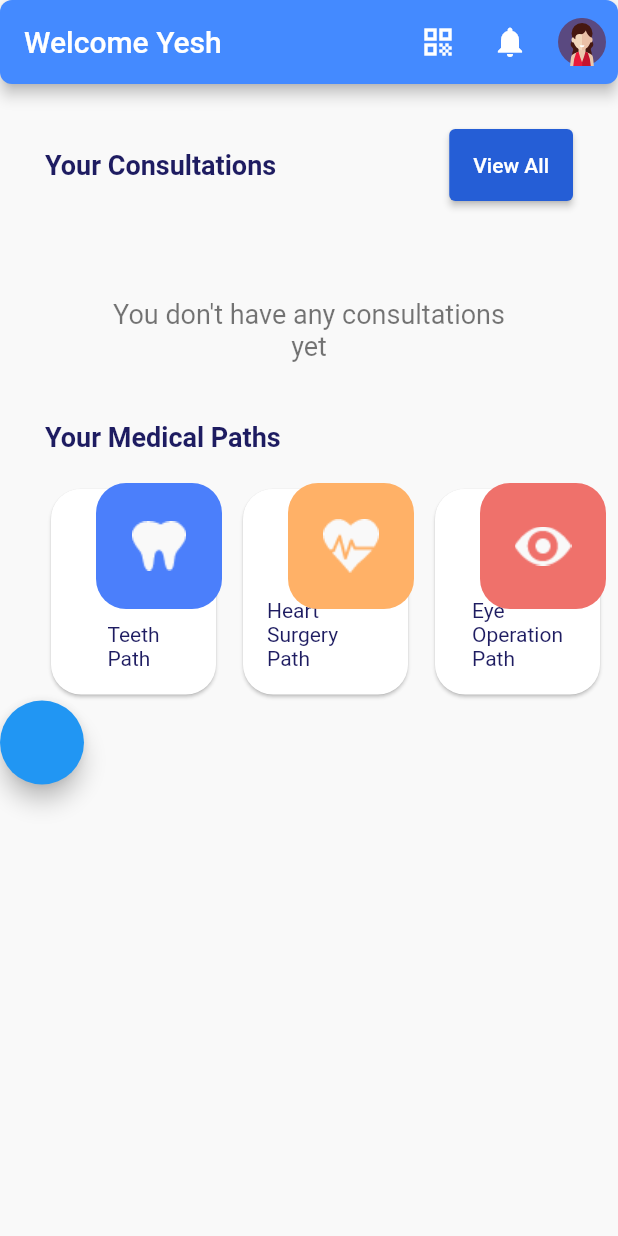
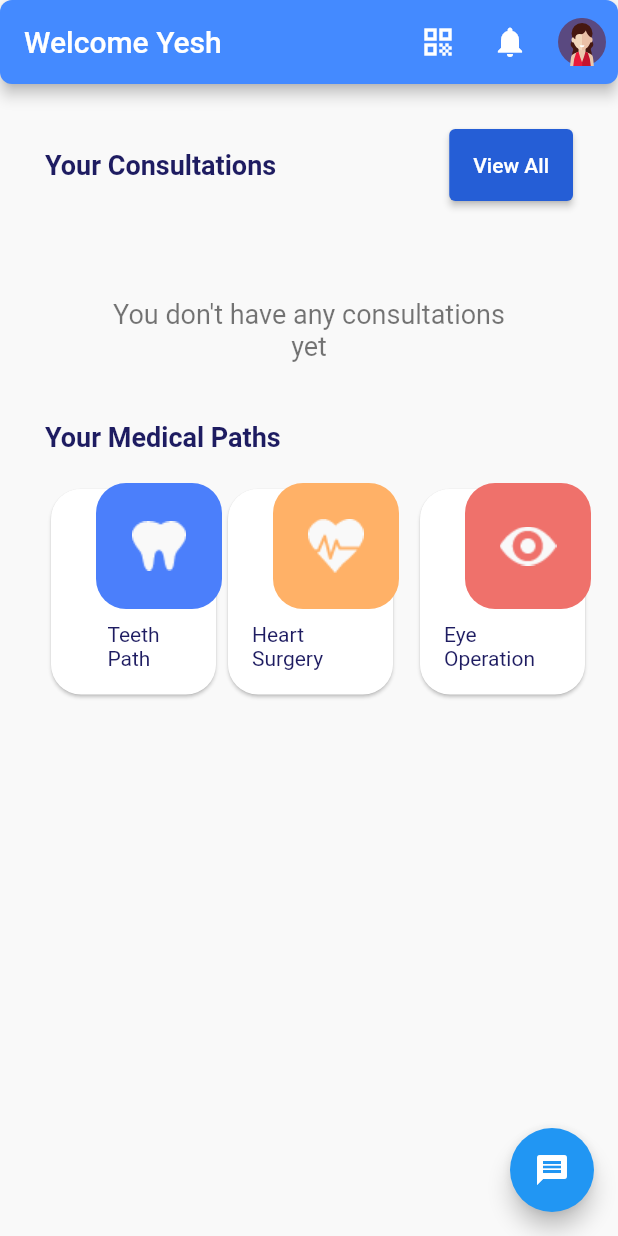
Before and after one commit to projects-bucket/chat, a Flutter app: the screen it shows once a user with an empty profile is signed in, on a phone screen of 412 x 824 dp. Run offline on Flutter 3.47's test engine with Material 2 defaults, Android fonts, the phone set to English and light mode, and no system bars; our stand-ins replace cloud_firestore, firebase_auth, firebase_core, firebase_storage, flutter_svg, fluttertoast and 3 more; missing offline and left inert: kommunicate_flutter; accounts and stored records are empty.

Commit message:
home screen changes done, profile, chatbot, images and text check done

```diff
--- a/lib/screens/homescreen.dart
+++ b/lib/screens/homescreen.dart
@@ -124,7 +124,13 @@ class HomeScreen extends StatelessWidget {
                 height: 20,
               ),
               buildCategoryList(),
-              FloatingActionButton(onPressed: () async {
+            ],
+          ),
+        ),
+      ),
+      floatingActionButton: FloatingActionButton(
+        child: Icon(Icons.message),
+        onPressed: () async {
           dynamic conversationObject = {
             'appId':
                 '2d44183f844fcbe7768e125204e5769a3', // The [APP_ID](https://dashboard.kommunicate.io/settings/install) obtained from kommunicate dashboard.
@@ -137,10 +143,7 @@ class HomeScreen extends StatelessWidget {
           }).catchError((error) {
             print("Conversation builder error : " + error.toString());
           });
-              }),
-            ],
-          ),
-        ),
+        },
       ),
     );
   }
@@ -159,10 +162,10 @@ class HomeScreen extends StatelessWidget {
             kBlueColor,
           ),
           SizedBox(
-            width: 10,
+            height: 10,
           ),
           CategoryCard(
-            'Heart\nSurgery Path',
+            'Heart Surgery ',
             'assets/icons/heart_surgeon.png',
             kYellowColor,
           ),
@@ -170,7 +173,7 @@ class HomeScreen extends StatelessWidget {
             width: 10,
           ),
           CategoryCard(
-            'Eye\nOperation\nPath',
+            'Eye Operation ',
             'assets/icons/eye_specialist.png',
             kOrangeColor,
           ),
--- a/lib/screens/path_screen.dart
+++ b/lib/screens/path_screen.dart
@@ -182,7 +182,7 @@ class PathScreen extends StatelessWidget {
           Padding(
             padding: EdgeInsets.symmetric(horizontal: 30),
             child: Text(
-              'Your Mental Path',
+              'Your Dental Path',
               style: TextStyle(
                 fontWeight: FontWeight.w900,
                 color: kTitleTextColor,
```
Also changed, not shown: lib/screens/profile/components/profile_pic.dart (+8 -8 lines), lib/screens/treatments.dart (+5 -4 lines). Lines whose indentation alone changed are shown as unchanged.
